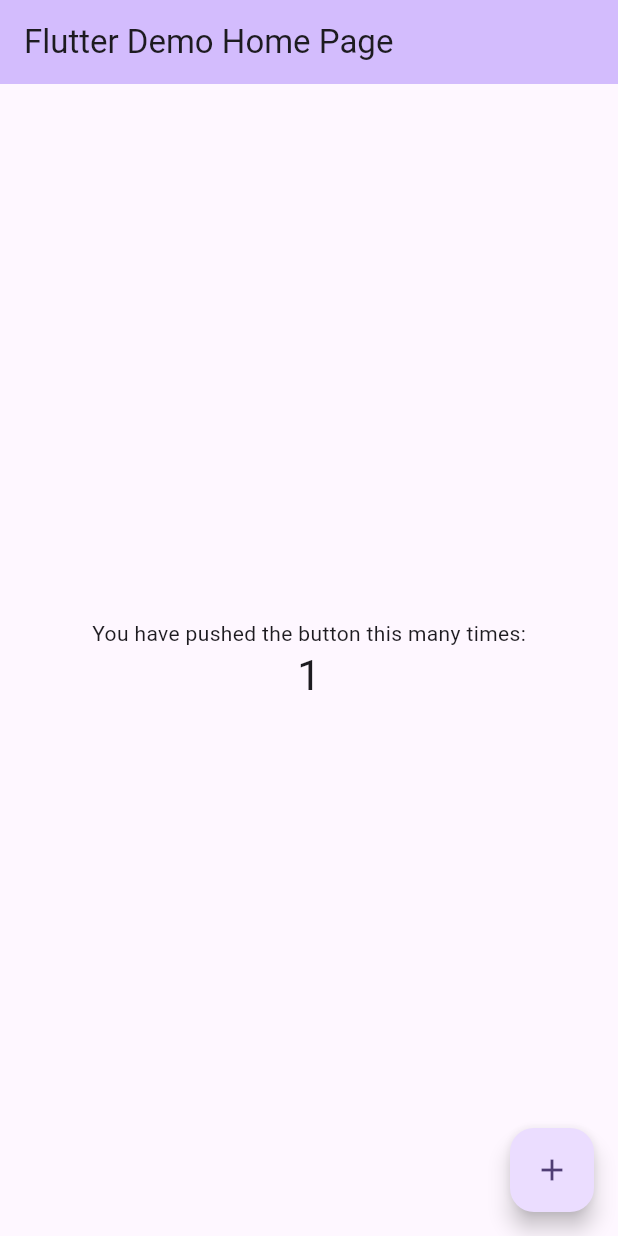
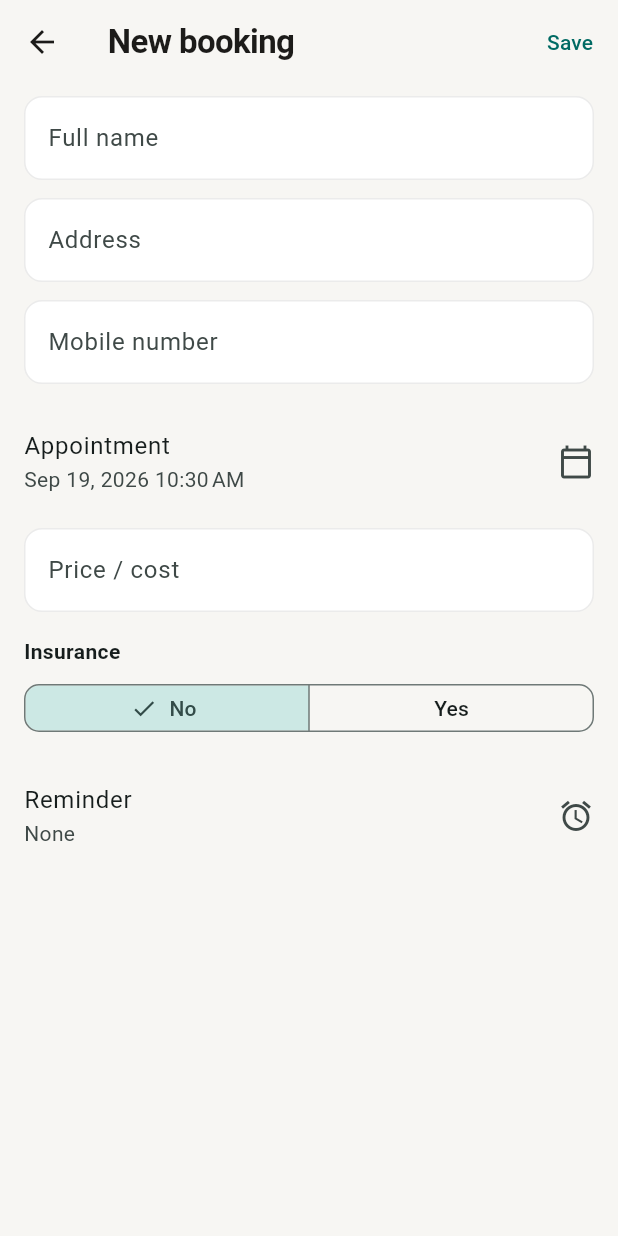
Before and after one commit to seecahkhing/DentistApp, a Flutter app: the screen it shows after launch, after a tap on the "add" icon, on a phone screen of 412 x 824 dp. Run offline on Flutter 3.47's test engine with Material 3 defaults, Android fonts, the phone set to English and light mode, and no system bars; our stand-ins replace drift, drift_flutter, go_router, table_calendar; accounts and stored records are empty; generated files the repository leaves out were written again.

Commit message:
Wire Dental Booking UI and fix iOS build.
Replace the Flutter demo entrypoint with booking CRUD screens and drop local notifications to avoid SPM bundle copy failures.

Co-authored-by: Cursor <cursoragent@cursor.com>

```diff
--- a/lib/data/services/reminder_service_factory.dart
+++ b/lib/data/services/reminder_service_factory.dart
@@ -1,5 +1,5 @@
 import 'reminder_service.dart';
-import 'reminder_service_stub.dart'
-    if (dart.library.io) 'reminder_service_io.dart';
 
-ReminderService createReminderService() => createReminderServiceImpl();
+/// Local OS notifications were removed to avoid iOS SPM bundle build failures.
+/// Reminders are stored on the booking and surfaced in-app on the home screen.
+ReminderService createReminderService() => NoopReminderService();
--- a/lib/main.dart
+++ b/lib/main.dart
@@ -1,121 +1,46 @@
 import 'package:flutter/material.dart';
+import 'package:provider/provider.dart';
 
-void main() {
-  runApp(const MyApp());
+import 'data/database/app_database.dart';
+import 'data/repositories/booking_repository.dart';
+import 'data/services/reminder_service_factory.dart';
+import 'routing/app_router.dart';
+import 'ui/core/app_theme.dart';
+import 'ui/features/bookings/view_models/bookings_view_model.dart';
+
+Future<void> main() async {
+  WidgetsFlutterBinding.ensureInitialized();
+  final reminders = createReminderService();
+  await reminders.init();
+  final viewModel = BookingsViewModel(
+    repository: BookingRepository(AppDatabase()),
+    reminderService: reminders,
+  );
+  await viewModel.load();
+  runApp(DentalBookingApp(viewModel: viewModel));
 }
 
-class MyApp extends StatelessWidget {
-  const MyApp({super.key});
+class DentalBookingApp extends StatefulWidget {
+  const DentalBookingApp({super.key, required this.viewModel});
 
-  // This widget is the root of your application.
+  final BookingsViewModel viewModel;
+
   @override
-  Widget build(BuildContext context) {
-    return MaterialApp(
-      title: 'Flutter Demo',
-      theme: ThemeData(
-        // This is the theme of your application.
-        //
-        // TRY THIS: Try running your application with "flutter run". You'll see
-        // the application has a purple toolbar. Then, without quitting the app,
-        // try changing the seedColor in the colorScheme below to Colors.green
-        // and then invoke "hot reload" (save your changes or press the "hot
-        // reload" button in a Flutter-supported IDE, or press "r" if you used
-        // the command line to start the app).
-        //
-        // Notice that the counter didn't reset back to zero; the application
-        // state is not lost during the reload. To reset the state, use hot
-        // restart instead.
-        //
-        // This works for code too, not just values: Most code changes can be
-        // tested with just a hot reload.
-        colorScheme: .fromSeed(seedColor: Colors.deepPurple),
-      ),
-      home: const MyHomePage(title: 'Flutter Demo Home Page'),
-    );
-  }
+  State<DentalBookingApp> createState() => _DentalBookingAppState();
 }
 
-class MyHomePage extends StatefulWidget {
-  const MyHomePage({super.key, required this.title});
-
-  // This widget is the home page of your application. It is stateful, meaning
-  // that it has a State object (defined below) that contains fields that affect
-  // how it looks.
-
-  // This class is the configuration for the state. It holds the values (in this
-  // case the title) provided by the parent (in this case the App widget) and
-  // used by the build method of the State. Fields in a Widget subclass are
-  // always marked "final".
-
-  final String title;
-
-  @override
-  State<MyHomePage> createState() => _MyHomePageState();
-}
-
-class _MyHomePageState extends State<MyHomePage> {
-  int _counter = 0;
-
-  void _incrementCounter() {
-    setState(() {
-      // This call to setState tells the Flutter framework that something has
-      // changed in this State, which causes it to rerun the build method below
-      // so that the display can reflect the updated values. If we changed
-      // _counter without calling setState(), then the build method would not be
-      // called again, and so nothing would appear to happen.
-      _counter++;
-    });
-  }
+class _DentalBookingAppState extends State<DentalBookingApp> {
+  late final _router = createRouter();
 
   @override
   Widget build(BuildContext context) {
-    // This method is rerun every time setState is called, for instance as done
-    // by the _incrementCounter method above.
-    //
-    // The Flutter framework has been optimized to make rerunning build methods
-    // fast, so that you can just rebuild anything that needs updating rather
-    // than having to individually change instances of widgets.
-    return Scaffold(
-      appBar: AppBar(
-        // TRY THIS: Try changing the color here to a specific color (to
-        // Colors.amber, perhaps?) and trigger a hot reload to see the AppBar
-        // change color while the other colors stay the same.
-        backgroundColor: Theme.of(context).colorScheme.inversePrimary,
-        // Here we take the value from the MyHomePage object that was created by
-        // the App.build method, and use it to set our appbar title.
-        title: Text(widget.title),
-      ),
-      body: Center(
-        // Center is a layout widget. It takes a single child and positions it
-        // in the middle of the parent.
-        child: Column(
-          // Column is also a layout widget. It takes a list of children and
-          // arranges them vertically. By default, it sizes itself to fit its
-          // children horizontally, and tries to be as tall as its parent.
-          //
-          // Column has various properties to control how it sizes itself and
-          // how it positions its children. Here we use mainAxisAlignment to
-          // center the children vertically; the main axis here is the vertical
-          // axis because Columns are vertical (the cross axis would be
-          // horizontal).
-          //
-          // TRY THIS: Invoke "debug painting" (choose the "Toggle Debug Paint"
-          // action in the IDE, or press "p" in the console), to see the
-          // wireframe for each widget.
-          mainAxisAlignment: .center,
-          children: [
-            const Text('You have pushed the button this many times:'),
-            Text(
-              '$_counter',
-              style: Theme.of(context).textTheme.headlineMedium,
-            ),
-          ],
-        ),
-      ),
-      floatingActionButton: FloatingActionButton(
-        onPressed: _incrementCounter,
-        tooltip: 'Increment',
-        child: const Icon(Icons.add),
+    return ChangeNotifierProvider<BookingsViewModel>.value(
+      value: widget.viewModel,
+      child: MaterialApp.router(
+        title: 'Dental Booking',
+        debugShowCheckedModeBanner: false,
+        theme: AppTheme.light(),
+        routerConfig: _router,
       ),
     );
   }
--- a/lib/ui/features/bookings/view_models/bookings_view_model.dart
+++ b/lib/ui/features/bookings/view_models/bookings_view_model.dart
@@ -1,8 +1,8 @@
 import 'package:flutter/foundation.dart';
 
-import '../../../data/repositories/booking_repository.dart';
-import '../../../data/services/reminder_service.dart';
-import '../../../domain/models/booking.dart';
+import '../../../../data/repositories/booking_repository.dart';
+import '../../../../data/services/reminder_service.dart';
+import '../../../../domain/models/booking.dart';
 
 enum PeriodFilter { week, month }
 
--- /dev/null
+++ b/lib/ui/features/bookings/views/booking_detail_screen.dart
@@ -0,0 +1,177 @@
+import 'package:flutter/material.dart';
+import 'package:go_router/go_router.dart';
+import 'package:provider/provider.dart';
+
+import '../../../../domain/models/booking.dart';
+import '../../../core/app_theme.dart';
+import '../view_models/bookings_view_model.dart';
+
+class BookingDetailScreen extends StatelessWidget {
+  const BookingDetailScreen({super.key, required this.bookingId});
+
+  final int bookingId;
+
+  @override
+  Widget build(BuildContext context) {
+    final booking = context.watch<BookingsViewModel>().byId(bookingId);
+
+    if (booking == null) {
+      return Scaffold(
+        appBar: AppBar(title: const Text('Booking')),
+        body: const Center(child: Text('Booking not found')),
+      );
+    }
+
+    return Scaffold(
+      appBar: AppBar(
+        title: Text(booking.fullName),
+        actions: [
+          IconButton(
+            tooltip: 'Edit',
+            onPressed: () => context.push('/bookings/${booking.id}/edit'),
+            icon: const Icon(Icons.edit_outlined),
+          ),
+          IconButton(
+            tooltip: 'Delete',
+            onPressed: () => _confirmDelete(context, booking),
+            icon: const Icon(Icons.delete_outline),
+          ),
+        ],
+      ),
+      body: ListView(
+        padding: const EdgeInsets.fromLTRB(16, 8, 16, 40),
+        children: [
+          _Hero(booking: booking),
+          const SizedBox(height: 16),
+          _Row(label: 'Address', value: booking.address),
+          _Row(label: 'Mobile', value: booking.mobileNumber),
+          _Row(label: 'When', value: formatDateTime(booking.scheduledAt)),
+          _Row(label: 'Price', value: formatMoney(booking.price)),
+          _Row(
+            label: 'Insurance',
+            value: booking.hasInsurance
+                ? (booking.insuranceName ?? 'Yes')
+                : 'No',
+          ),
+          _Row(
+            label: 'Reminder',
+            value: booking.reminderAt == null
+                ? 'None'
+                : formatDateTime(booking.reminderAt!),
+          ),
+          const SizedBox(height: 20),
+          const Text(
+            'Status',
+            style: TextStyle(fontWeight: FontWeight.w600),
+          ),
+          const SizedBox(height: 8),
+          Wrap(
+            spacing: 8,
+            runSpacing: 8,
+            children: [
+              for (final status in BookingStatus.values)
+                ChoiceChip(
+                  label: Text(status.label),
+                  selected: booking.status == status,
+                  onSelected: (_) {
+                    context.read<BookingsViewModel>().setStatus(
+                      booking.id,
+                      status,
+                    );
+                  },
+                ),
+            ],
+          ),
+        ],
+      ),
+    );
+  }
+
+  Future<void> _confirmDelete(BuildContext context, Booking booking) async {
+    final ok = await showDialog<bool>(
+      context: context,
+      builder: (context) => AlertDialog(
+        title: const Text('Delete booking?'),
+        content: Text("Remove ${booking.fullName}'s appointment."),
+        actions: [
+          TextButton(
+            onPressed: () => Navigator.pop(context, false),
+            child: const Text('Cancel'),
+          ),
+          TextButton(
+            onPressed: () => Navigator.pop(context, true),
+            child: const Text('Delete'),
+          ),
+        ],
+      ),
+    );
+    if (ok != true || !context.mounted) return;
+    await context.read<BookingsViewModel>().delete(booking.id);
+    if (context.mounted) context.go('/');
+  }
+}
+
+class _Hero extends StatelessWidget {
+  const _Hero({required this.booking});
+
+  final Booking booking;
+
+  @override
+  Widget build(BuildContext context) {
+    return Card(
+      child: Padding(
+        padding: const EdgeInsets.all(18),
+        child: Column(
+          crossAxisAlignment: CrossAxisAlignment.start,
+          children: [
+            Text(
+              booking.fullName,
+              style: const TextStyle(
+                fontSize: 22,
+                fontWeight: FontWeight.w600,
+                letterSpacing: -0.4,
+              ),
+            ),
+            const SizedBox(height: 6),
+            Text(
+              '${booking.status.label} · ${formatDate(booking.scheduledAt)}',
+              style: TextStyle(color: Colors.black.withValues(alpha: 0.55)),
+            ),
+          ],
+        ),
+      ),
+    );
+  }
+}
+
+class _Row extends StatelessWidget {
+  const _Row({required this.label, required this.value});
+
+  final String label;
+  final String value;
+
+  @override
+  Widget build(BuildContext context) {
+    return Padding(
+      padding: const EdgeInsets.symmetric(vertical: 10),
+      child: Row(
+        crossAxisAlignment: CrossAxisAlignment.start,
+        children: [
+          SizedBox(
+            width: 104,
+            child: Text(
+              label,
+              style: TextStyle(color: Colors.black.withValues(alpha: 0.45)),
+            ),
+          ),
+          Expanded(
+            child: Text(
+              value,
+              style: const TextStyle(fontWeight: FontWeight.w500),
+            ),
+          ),
+        ],
+      ),
+    );
+  }
+}
--- /dev/null
+++ b/lib/ui/features/bookings/views/booking_form_screen.dart
@@ -0,0 +1,284 @@
+import 'package:flutter/material.dart';
+import 'package:flutter/services.dart';
+import 'package:go_router/go_router.dart';
+import 'package:provider/provider.dart';
+
+import '../../../../domain/models/booking.dart';
+import '../../../core/app_theme.dart';
+import '../view_models/bookings_view_model.dart';
+
+class BookingFormScreen extends StatefulWidget {
+  const BookingFormScreen({super.key, this.booking});
+
+  final Booking? booking;
+
+  @override
+  State<BookingFormScreen> createState() => _BookingFormScreenState();
+}
+
+class _BookingFormScreenState extends State<BookingFormScreen> {
+  final _formKey = GlobalKey<FormState>();
+  late final TextEditingController _name;
+  late final TextEditingController _address;
+  late final TextEditingController _mobile;
+  late final TextEditingController _insuranceName;
+  late final TextEditingController _price;
+
+  late DateTime _scheduledAt;
+  DateTime? _reminderAt;
+  late bool _hasInsurance;
+  late BookingStatus _status;
+  bool _saving = false;
+
+  bool get _isEdit => widget.booking != null;
+
+  @override
+  void initState() {
+    super.initState();
+    final booking = widget.booking;
+    _name = TextEditingController(text: booking?.fullName ?? '');
+    _address = TextEditingController(text: booking?.address ?? '');
+    _mobile = TextEditingController(text: booking?.mobileNumber ?? '');
+    _insuranceName = TextEditingController(text: booking?.insuranceName ?? '');
+    _price = TextEditingController(
+      text: booking?.price == null ? '' : booking!.price!.toStringAsFixed(2),
+    );
+    _scheduledAt = booking?.scheduledAt ?? DateTime.now();
+    _reminderAt = booking?.reminderAt;
+    _hasInsurance = booking?.hasInsurance ?? false;
+    _status = booking?.status ?? BookingStatus.scheduled;
+  }
+
+  @override
+  void dispose() {
+    _name.dispose();
+    _address.dispose();
+    _mobile.dispose();
+    _insuranceName.dispose();
+    _price.dispose();
+    super.dispose();
+  }
+
+  Future<void> _pickDateTime({required bool reminder}) async {
+    final current = reminder ? (_reminderAt ?? _scheduledAt) : _scheduledAt;
+    final date = await showDatePicker(
+      context: context,
+      initialDate: current,
+      firstDate: DateTime(2020),
+      lastDate: DateTime(2035),
+    );
+    if (!mounted || date == null) return;
+    final time = await showTimePicker(
+      context: context,
+      initialTime: TimeOfDay.fromDateTime(current),
+    );
+    if (!mounted || time == null) return;
+    final value = DateTime(
+      date.year,
+      date.month,
+      date.day,
+      time.hour,
+      time.minute,
+    );
+    setState(() {
+      if (reminder) {
+        _reminderAt = value;
+      } else {
+        _scheduledAt = value;
+      }
+    });
+  }
+
+  Future<void> _save() async {
+    if (!_formKey.currentState!.validate()) return;
+    setState(() => _saving = true);
+    final priceText = _price.text.trim();
+    final draft = BookingDraft(
+      fullName: _name.text.trim(),
+      address: _address.text.trim(),
+      mobileNumber: _mobile.text.trim(),
+      hasInsurance: _hasInsurance,
+      insuranceName: _hasInsurance ? _insuranceName.text.trim() : null,
+      scheduledAt: _scheduledAt,
+      price: priceText.isEmpty ? null : double.tryParse(priceText),
+      status: _status,
+      reminderAt: _reminderAt,
+    );
+    final vm = context.read<BookingsViewModel>();
+    try {
+      if (_isEdit) {
+        await vm.update(widget.booking!.id, draft);
+      } else {
+        await vm.create(draft);
+      }
+      if (mounted) context.pop();
+    } catch (e) {
+      if (!mounted) return;
+      ScaffoldMessenger.of(
+        context,
+      ).showSnackBar(SnackBar(content: Text(e.toString())));
+    } finally {
+      if (mounted) setState(() => _saving = false);
+    }
+  }
+
+  @override
+  Widget build(BuildContext context) {
+    return Scaffold(
+      appBar: AppBar(
+        title: Text(_isEdit ? 'Edit booking' : 'New booking'),
+        actions: [
+          TextButton(
+            onPressed: _saving ? null : _save,
+            child: _saving
+                ? const SizedBox(
+                    width: 16,
+                    height: 16,
+                    child: CircularProgressIndicator(strokeWidth: 2),
+                  )
+                : const Text('Save'),
+          ),
+        ],
+      ),
+      body: Form(
+        key: _formKey,
+        child: ListView(
+          padding: const EdgeInsets.fromLTRB(16, 8, 16, 40),
+          children: [
+            TextFormField(
+              key: const Key('fullName'),
+              controller: _name,
+              textCapitalization: TextCapitalization.words,
+              decoration: const InputDecoration(labelText: 'Full name'),
+              validator: requiredField,
+            ),
+            const SizedBox(height: 12),
+            TextFormField(
+              key: const Key('address'),
+              controller: _address,
+              textCapitalization: TextCapitalization.words,
+              decoration: const InputDecoration(labelText: 'Address'),
+              validator: requiredField,
+            ),
+            const SizedBox(height: 12),
+            TextFormField(
+              key: const Key('mobile'),
+              controller: _mobile,
+              keyboardType: TextInputType.phone,
+              decoration: const InputDecoration(labelText: 'Mobile number'),
+              validator: requiredField,
+            ),
+            const SizedBox(height: 16),
+            ListTile(
+              contentPadding: EdgeInsets.zero,
+              title: const Text('Appointment'),
+              subtitle: Text(formatDateTime(_scheduledAt)),
+              trailing: const Icon(Icons.calendar_today_outlined),
+              onTap: () => _pickDateTime(reminder: false),
+            ),
+            const SizedBox(height: 8),
+            TextFormField(
+              key: const Key('price'),
+              controller: _price,
+              keyboardType: const TextInputType.numberWithOptions(
+                decimal: true,
+              ),
+              inputFormatters: [
+                FilteringTextInputFormatter.allow(RegExp(r'[0-9.]')),
+              ],
+              decoration: const InputDecoration(
+                labelText: 'Price / cost',
+                hintText: 'Optional',
+              ),
+              validator: validatePrice,
+            ),
+            const SizedBox(height: 16),
+            const Text(
+              'Insurance',
+              style: TextStyle(fontWeight: FontWeight.w600),
+            ),
+            const SizedBox(height: 8),
+            SegmentedButton<bool>(
+              segments: const [
+                ButtonSegment(value: false, label: Text('No')),
+                ButtonSegment(value: true, label: Text('Yes')),
+              ],
+              selected: {_hasInsurance},
+              onSelectionChanged: (value) {
+                setState(() => _hasInsurance = value.first);
+              },
+            ),
+            if (_hasInsurance) ...[
+              const SizedBox(height: 12),
+              TextFormField(
+                key: const Key('insuranceName'),
+                controller: _insuranceName,
+                decoration: const InputDecoration(
+                  labelText: 'Name of insurance',
+                ),
+                validator: (value) =>
+                    validateInsuranceName(value, hasInsurance: _hasInsurance),
+              ),
+            ],
+            const SizedBox(height: 16),
+            ListTile(
+              contentPadding: EdgeInsets.zero,
+              title: const Text('Reminder'),
+              subtitle: Text(
+                _reminderAt == null ? 'None' : formatDateTime(_reminderAt!),
+              ),
+              trailing: Row(
+                mainAxisSize: MainAxisSize.min,
+                children: [
+                  if (_reminderAt != null)
+                    IconButton(
+                      tooltip: 'Clear reminder',
+                      onPressed: () => setState(() => _reminderAt = null),
+                      icon: const Icon(Icons.close),
+                    ),
+                  const Icon(Icons.alarm_outlined),
+                ],
+              ),
+              onTap: () => _pickDateTime(reminder: true),
+            ),
+            if (_isEdit) ...[
+              const SizedBox(height: 8),
+              DropdownButtonFormField<BookingStatus>(
+                initialValue: _status,
+                decoration: const InputDecoration(labelText: 'Status'),
+                items: [
+                  for (final status in BookingStatus.values)
+                    DropdownMenuItem(
+                      value: status,
+                      child: Text(status.label),
+                    ),
+                ],
+                onChanged: (value) {
+                  if (value != null) setState(() => _status = value);
+                },
+              ),
+            ],
+          ],
+        ),
+      ),
+    );
+  }
+}
+
+String? requiredField(String? value) {
+  if (value == null || value.trim().isEmpty) return 'Required';
+  return null;
+}
+
+String? validateInsuranceName(String? value, {required bool hasInsurance}) {
+  if (!hasInsurance) return null;
+  return requiredField(value);
+}
+
+String? validatePrice(String? value) {
+  if (value == null || value.trim().isEmpty) return null;
+  final parsed = double.tryParse(value.trim());
+  if (parsed == null) return 'Enter a valid amount';
+  if (parsed < 0) return 'Must be positive';
+  return null;
+}
--- a/lib/ui/features/bookings/views/home_screen.dart
+++ b/lib/ui/features/bookings/views/home_screen.dart
@@ -5,7 +5,6 @@ import 'package:table_calendar/table_calendar.dart';
 
 import '../../../../domain/models/booking.dart';
 import '../../../core/app_theme.dart';
-import '../../../core/widgets/booking_card.dart';
 import '../view_models/bookings_view_model.dart';
 import 'calendar_bookings_view.dart';
 import 'kanban_bookings_view.dart';
--- a/lib/ui/features/bookings/views/list_bookings_view.dart
+++ b/lib/ui/features/bookings/views/list_bookings_view.dart
@@ -3,6 +3,7 @@ import 'package:go_router/go_router.dart';
 import 'package:intl/intl.dart';
 import 'package:provider/provider.dart';
 
+import '../../../../domain/models/booking.dart';
 import '../../../core/widgets/booking_card.dart';
 import '../view_models/bookings_view_model.dart';
 
--- a/pubspec.yaml
+++ b/pubspec.yaml
@@ -42,9 +42,6 @@ dependencies:
   path_provider: ^2.1.5
   path: ^1.9.1
   table_calendar: ^3.2.0
-  flutter_local_notifications: ^19.4.2
-  timezone: ^0.10.1
-  flutter_timezone: ^4.1.1
   intl: ^0.20.2
 
 dev_dependencies:
```
Also changed, not shown: lib/data/services/reminder_service_io.dart (deleted, +0 -87 lines), lib/data/database/app_database.g.dart (added), pubspec.lock, 4 other files.
